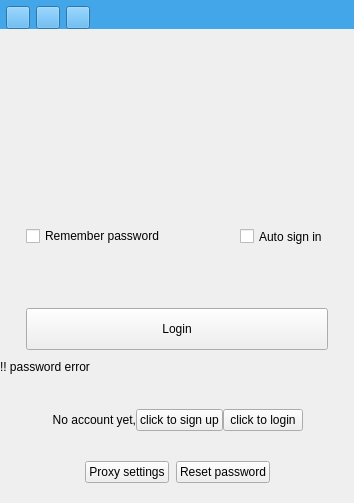
Qt form src/ui/wizLoginDialog.ui (WizTeam/WizQTClient) before a commit.
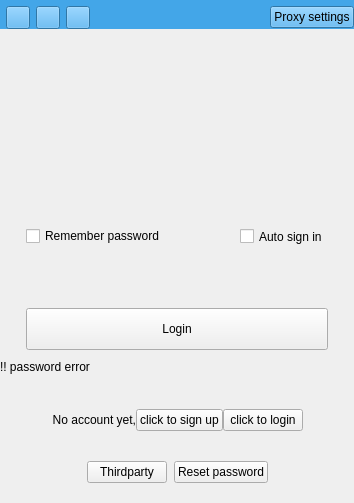
The same form after that commit. Custom widgets are drawn as their Qt base class.

```diff
--- a/src/ui/wizLoginDialog.ui
+++ b/src/ui/wizLoginDialog.ui
@@ -109,6 +109,22 @@
             </property>
            </spacer>
           </item>
+          <item>
+           <widget class="QPushButton" name="btn_proxysetting">
+            <property name="sizePolicy">
+             <sizepolicy hsizetype="Maximum" vsizetype="Fixed">
+              <horstretch>0</horstretch>
+              <verstretch>0</verstretch>
+             </sizepolicy>
+            </property>
+            <property name="cursor">
+             <cursorShape>PointingHandCursor</cursorShape>
+            </property>
+            <property name="text">
+             <string>Proxy settings</string>
+            </property>
+           </widget>
+          </item>
          </layout>
         </item>
        </layout>
@@ -633,18 +649,9 @@
       </spacer>
      </item>
      <item>
-      <widget class="QPushButton" name="btn_proxysetting">
-       <property name="sizePolicy">
-        <sizepolicy hsizetype="Maximum" vsizetype="Fixed">
-         <horstretch>0</horstretch>
-         <verstretch>0</verstretch>
-        </sizepolicy>
-       </property>
-       <property name="cursor">
-        <cursorShape>PointingHandCursor</cursorShape>
-       </property>
+      <widget class="QPushButton" name="btn_snsLogin">
        <property name="text">
-        <string>Proxy settings</string>
+        <string>Thirdparty</string>
        </property>
       </widget>
      </item>
```
Left out of the diff: 1 changed line with no effect on the pictures.
